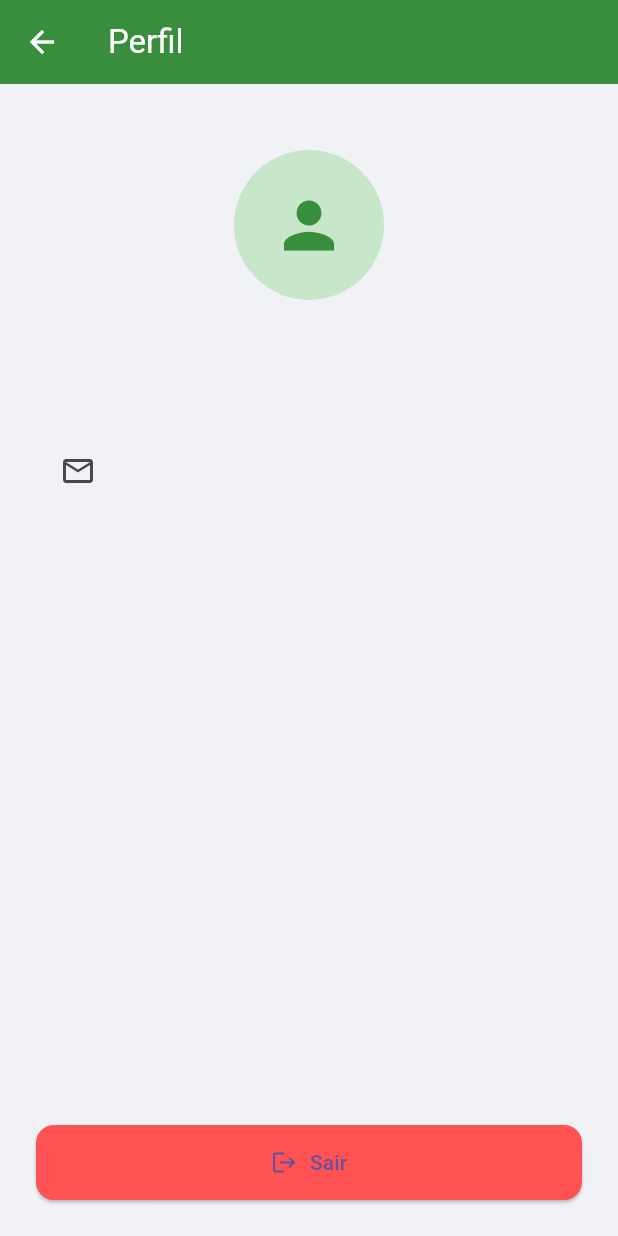
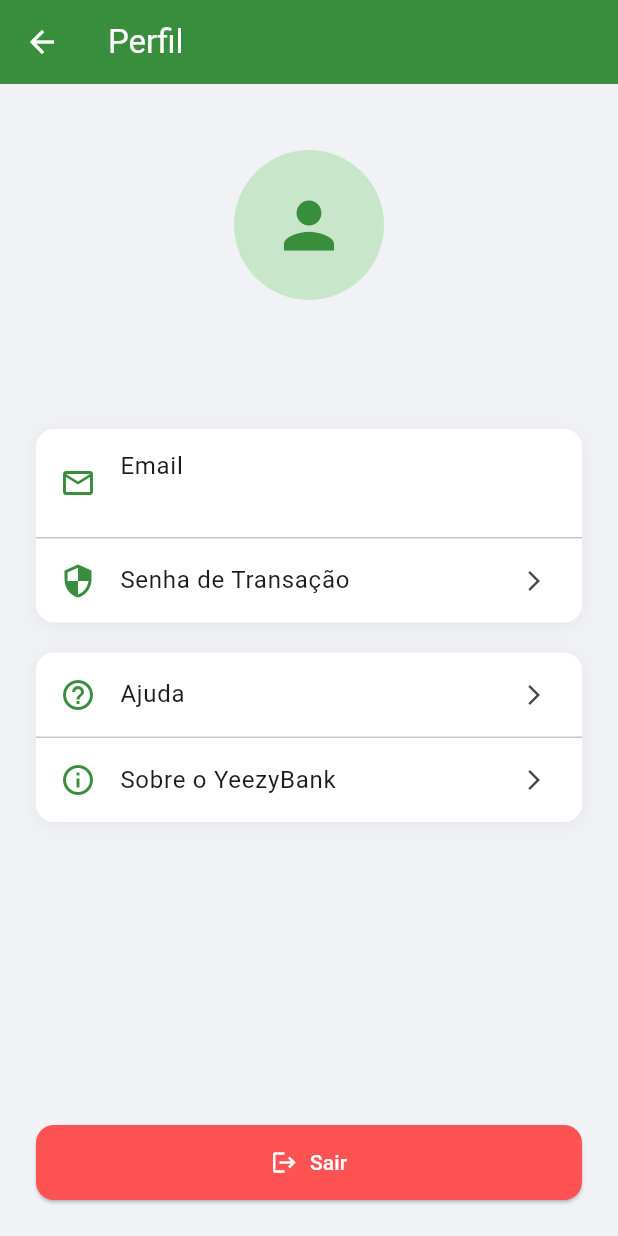
Before and after one commit to luisg0c/blinq, a Flutter app: the ProfilePage screen opened by its route, on a phone screen of 412 x 824 dp. Run offline on Flutter 3.47's test engine with Material 3 defaults, Android fonts, the phone set to English and light mode, and no system bars; our stand-ins replace cloud_firestore, firebase_auth, firebase_core, get, line_icons; accounts and stored records are empty; generated files the repository leaves out were written again.

```diff
--- a/yeezybank/lib/bindings/initial_binding.dart
+++ b/yeezybank/lib/bindings/initial_binding.dart
@@ -1,4 +1,5 @@
 import 'package:get/get.dart';
+import 'package:yeezybank/data/firebase_service.dart';
 import 'package:yeezybank/domain/services/auth_service.dart';
 import 'package:yeezybank/domain/services/transaction_service.dart';
 import 'package:yeezybank/presentation/controllers/auth_controller.dart';
@@ -7,7 +8,10 @@ import 'package:yeezybank/presentation/controllers/transaction_controller.dart';
 class InitialBinding extends Bindings {
   @override
   void dependencies() {
-    // Services
+    // Serviço Firebase centralizado (novo)
+    Get.lazyPut<FirebaseService>(() => FirebaseService(), fenix: true);
+
+    // Services que usam o FirebaseService
     Get.lazyPut<AuthService>(() => AuthService(), fenix: true);
     Get.lazyPut<TransactionService>(() => TransactionService(), fenix: true);
 
--- a/yeezybank/lib/domain/models/account_model.dart
+++ b/yeezybank/lib/domain/models/account_model.dart
@@ -0,0 +1,62 @@
+import 'package:cloud_firestore/cloud_firestore.dart';
+
+class AccountModel {
+  final String id;
+  final String email;
+  final double balance;
+  final String? txnPassword;
+  final DateTime createdAt;
+  final DateTime updatedAt;
+
+  AccountModel({
+    required this.id,
+    required this.email,
+    required this.balance,
+    this.txnPassword,
+    required this.createdAt,
+    required this.updatedAt,
+  });
+
+  factory AccountModel.fromMap(Map<String, dynamic> map, String documentId) {
+    return AccountModel(
+      id: documentId,
+      email: map['email'] ?? '',
+      balance: (map['balance'] as num?)?.toDouble() ?? 0.0,
+      txnPassword: map['txnPassword'],
+      createdAt: map['createdAt'] != null
+          ? (map['createdAt'] as Timestamp).toDate()
+          : DateTime.now(),
+      updatedAt: map['updatedAt'] != null
+          ? (map['updatedAt'] as Timestamp).toDate()
+          : DateTime.now(),
+    );
+  }
+
+  Map<String, dynamic> toMap() {
+    return {
+      'email': email,
+      'balance': balance,
+      'txnPassword': txnPassword,
+      'createdAt': createdAt != null ? Timestamp.fromDate(createdAt) : FieldValue.serverTimestamp(),
+      'updatedAt': Timestamp.fromDate(DateTime.now()),
+    };
+  }
+
+  AccountModel copyWith({
+    String? id,
+    String? email,
+    double? balance,
+    String? txnPassword,
+    DateTime? createdAt,
+    DateTime? updatedAt,
+  }) {
+    return AccountModel(
+      id: id ?? this.id,
+      email: email ?? this.email,
+      balance: balance ?? this.balance,
+      txnPassword: txnPassword ?? this.txnPassword,
+      createdAt: createdAt ?? this.createdAt,
+      updatedAt: updatedAt ?? this.updatedAt,
+    );
+  }
+}
--- a/yeezybank/lib/presentation/pages/profile_page.dart
+++ b/yeezybank/lib/presentation/pages/profile_page.dart
@@ -1,13 +1,15 @@
 import 'package:flutter/material.dart';
 import 'package:get/get.dart';
 import '../../domain/services/auth_service.dart';
+import '../../data/firebase_service.dart';
 
 class ProfilePage extends StatelessWidget {
   const ProfilePage({super.key});
 
   @override
   Widget build(BuildContext context) {
-    final authService = AuthService();
+    final authService = Get.find<AuthService>();
+    final firebaseService = Get.find<FirebaseService>();
     final user = authService.getCurrentUser();
 
     return Scaffold(
@@ -32,15 +34,115 @@ class ProfilePage extends StatelessWidget {
               style: const TextStyle(fontSize: 18, fontWeight: FontWeight.bold),
             ),
             const SizedBox(height: 40),
-            ListTile(
-              leading: const Icon(Icons.email_outlined),
-              title: Text(user?.email ?? 'Email não disponível'),
+
+            // Informações do usuário
+            Container(
+              decoration: BoxDecoration(
+                color: Colors.white,
+                borderRadius: BorderRadius.circular(12),
+                boxShadow: [
+                  BoxShadow(
+                    color: Colors.black.withOpacity(0.05),
+                    blurRadius: 10,
+                    offset: const Offset(0, 2),
+                  ),
+                ],
+              ),
+              child: Column(
+                children: [
+                  ListTile(
+                    leading: const Icon(Icons.email_outlined, color: Color(0xFF388E3C)),
+                    title: const Text('Email'),
+                    subtitle: Text(user?.email ?? 'Email não disponível'),
+                  ),
+                  const Divider(height: 1),
+                  ListTile(
+                    leading: const Icon(Icons.security, color: Color(0xFF388E3C)),
+                    title: const Text('Senha de Transação'),
+                    trailing: const Icon(Icons.arrow_forward_ios, size: 16),
+                    onTap: () => Get.toNamed('/change-transaction-password'),
+                  ),
+                ],
+              ),
             ),
+
+            const SizedBox(height: 20),
+
+            // Seção de configurações
+            Container(
+              decoration: BoxDecoration(
+                color: Colors.white,
+                borderRadius: BorderRadius.circular(12),
+                boxShadow: [
+                  BoxShadow(
+                    color: Colors.black.withOpacity(0.05),
+                    blurRadius: 10,
+                    offset: const Offset(0, 2),
+                  ),
+                ],
+              ),
+              child: Column(
+                children: [
+                  ListTile(
+                    leading: const Icon(Icons.help_outline, color: Color(0xFF388E3C)),
+                    title: const Text('Ajuda'),
+                    trailing: const Icon(Icons.arrow_forward_ios, size: 16),
+                    onTap: () {
+                      // Futura implementação de uma página de ajuda
+                      Get.snackbar('Em breve', 'Esta funcionalidade estará disponível em breve.');
+                    },
+                  ),
+                  const Divider(height: 1),
+                  ListTile(
+                    leading: const Icon(Icons.info_outline, color: Color(0xFF388E3C)),
+                    title: const Text('Sobre o YeezyBank'),
+                    trailing: const Icon(Icons.arrow_forward_ios, size: 16),
+                    onTap: () {
+                      showAboutDialog(
+                        context: context,
+                        applicationName: 'YeezyBank',
+                        applicationVersion: '1.0.0',
+                        applicationLegalese: '© 2025 YeezyBank. Todos os direitos reservados.',
+                        children: [
+                          const SizedBox(height: 20),
+                          const Text('YeezyBank é um projeto acadêmico para demonstração de um aplicativo bancário utilizando Flutter e Firebase.'),
+                        ],
+                      );
+                    },
+                  ),
+                ],
+              ),
+            ),
+
             const Spacer(),
+
+            // Botão de logout
             ElevatedButton.icon(
               onPressed: () async {
-                await authService.signOut();
-                Get.offAllNamed('/login');
+                final confirm = await Get.dialog<bool>(
+                  AlertDialog(
+                    title: const Text('Sair da conta'),
+                    content: const Text('Tem certeza que deseja sair?'),
+                    actions: [
+                      TextButton(
+                        onPressed: () => Get.back(result: false),
+                        child: const Text('Cancelar'),
+                      ),
+                      ElevatedButton(
+                        onPressed: () => Get.back(result: true),
+                        style: ElevatedButton.styleFrom(
+                          backgroundColor: Colors.red,
+                        ),
+                        child: const Text('Sair'),
+                      ),
+                    ],
+                  ),
+                );
+
+                if (confirm == true) {
+                  await authService.signOut();
+                  Get.offAllNamed('/login');
+                }
               },
               icon: const Icon(Icons.logout),
               label: const Text('Sair'),
--- a/yeezybank/lib/presentation/pages/signup_page.dart
+++ b/yeezybank/lib/presentation/pages/signup_page.dart
@@ -24,7 +24,7 @@ class SignupPage extends StatelessWidget {
             ),
             const SizedBox(height: 10),
             const Text(
-              'Preencha os dados para começar a usar o Urubu do Pix.',
+              'Preencha os dados para começar a usar o YeezyBank.', // Corrigido nome
               style: TextStyle(fontSize: 16, color: Colors.grey),
             ),
             const SizedBox(height: 40),
```
Also changed, not shown: yeezybank/lib/data/firebase_service.dart (+132 -0 lines), yeezybank/lib/domain/services/transaction_service.dart (+83 -84 lines), yeezybank/lib/main.dart (+23 -0 lines), yeezybank/lib/presentation/pages/change_transaction_password_page.dart (added, +173 -0 lines), 1 other file.
